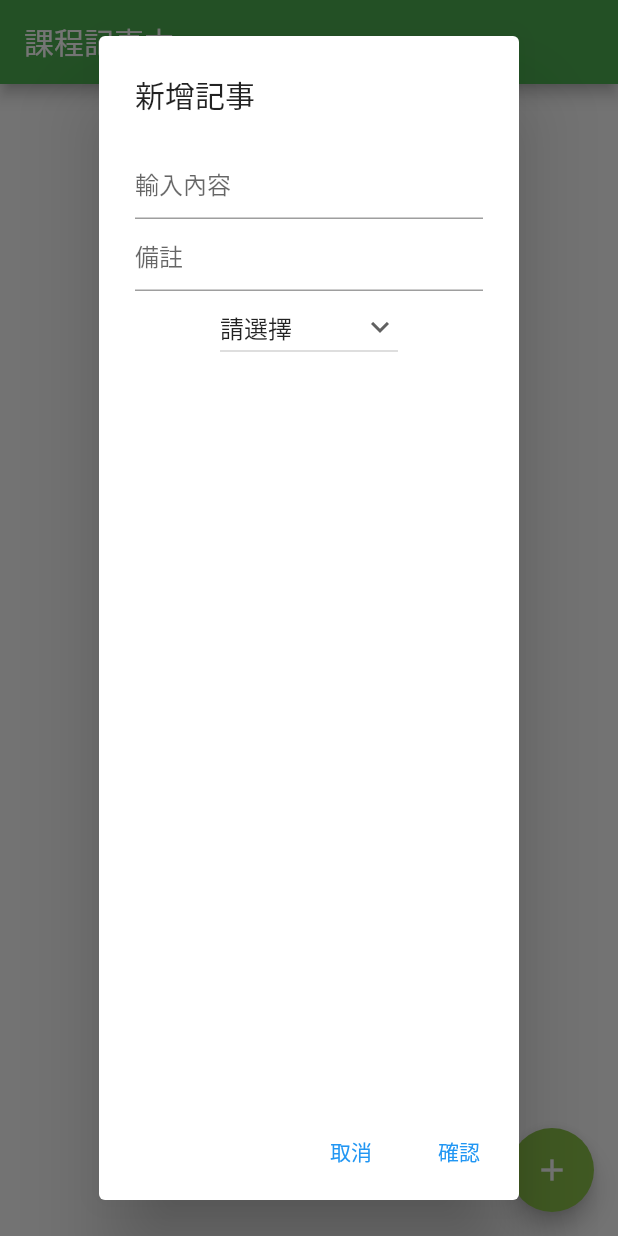
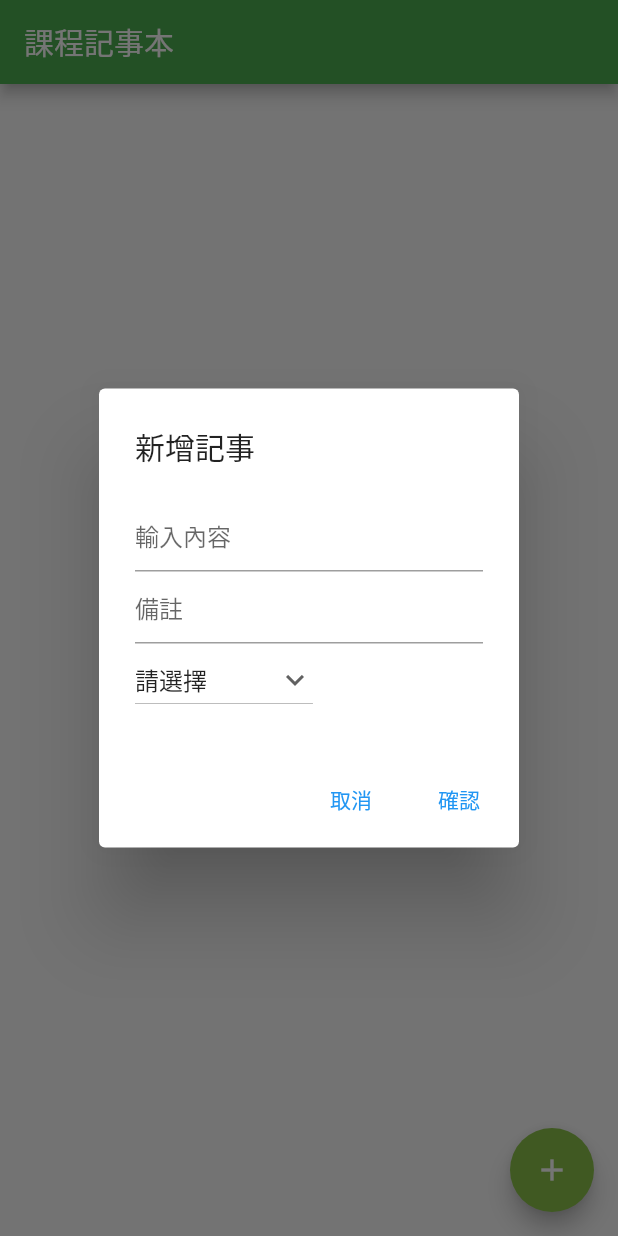
Before and after one commit to chenyuqing90/school_table_list, a Flutter app: the screen it shows after launch, after a tap on the "add" icon, on a phone screen of 412 x 824 dp. Run offline on Flutter 3.47's test engine with Material 2 defaults, Android fonts, the phone set to English and light mode, and no system bars.

Commit message:
layout edit

```diff
--- a/lib/main.dart
+++ b/lib/main.dart
@@ -101,6 +101,7 @@ class _TodoListState extends State<TodoList> {
       _todos.add(Todo(name: name, subname: subname, checked: false));
     });
     _textFieldController.clear();
+    _textFieldController_02.clear();
   }
 
   Future<void> _displayDialog() async {
@@ -111,6 +112,8 @@ class _TodoListState extends State<TodoList> {
         return AlertDialog(
           title: const Text('新增記事'),
           content: Column(
+            crossAxisAlignment: CrossAxisAlignment.start,
+            mainAxisSize: MainAxisSize.min,
             children: <Widget>[
               TextField(
                 controller: _textFieldController,
```
